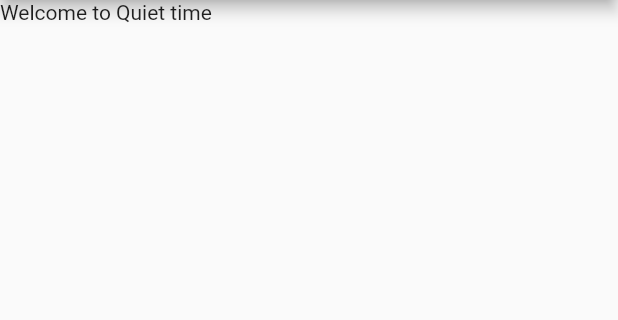
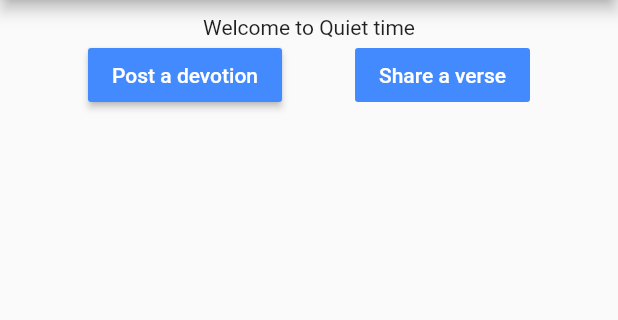
Before and after one commit to MyFlutterProjects/sight, a Flutter app: the HomePage screen opened directly, on a phone screen of 412 x 824 dp, the part 84-404 px from its top. Run offline on Flutter 3.47's test engine with Material 2 defaults, Android fonts, the phone set to English and light mode, and no system bars; our stand-ins replace equatable, flutter_bloc.

Commit message:
quiet timee working well

```diff
--- a/lib/bloc/authBloc.dart
+++ b/lib/bloc/authBloc.dart
@@ -1,7 +1,7 @@
 import 'package:equatable/equatable.dart';
 import 'package:flutter_bloc/flutter_bloc.dart';
+import 'package:kabali/models/authModel.dart';
 import 'package:kabali/repository/authRepo.dart';
-import 'package:kabali/repository/models/authModel.dart';
 
 class AuthEvent extends Equatable {
   @override
@@ -58,7 +58,6 @@ class AuthBloc extends Bloc<AuthEvent, AuthState> {
 
        try {
          Auth authResponse= await authRepo.authenticate(event._username, event._password);
-         print('bloc');
          yield AuthIsLoaded(authResponse);
 
        } catch(e) {
--- a/lib/main.dart
+++ b/lib/main.dart
@@ -21,7 +21,8 @@ class MyApp extends StatelessWidget {
         resizeToAvoidBottomInset: false,
 
         body: BlocProvider(
-            create: (context) => AuthBloc(authRepo), child: LoginPage()),
+            create: (context) => AuthBloc(authRepo),
+             child: LoginPage()),
       ),
     );
   }
@@ -39,10 +40,7 @@ class LoginPage extends StatelessWidget {
         } else if(state is AuthIsLoading)
           return Center(child: CircularProgressIndicator(),);
           else if (state is AuthIsLoaded){
-            print('Authenticated');
-
           return  HomePage();
-
           }
           return Center(child: Text('Error'),);
       },
--- /dev/null
+++ b/lib/models/devotionModel.dart
@@ -0,0 +1,19 @@
+class Devotion {
+  final String id;
+  final String title;
+  final String body;
+  final String dateCreated;
+
+  Devotion(this.id, this.title, this.body, this.dateCreated);
+
+  factory Devotion.fromJson(Map<String, dynamic> json) {
+    return Devotion(
+      json['id'],
+      json['title'],
+      json['body'],
+      json['dateCreated']
+    );
+  }
+
+
+}
--- a/lib/repository/authRepo.dart
+++ b/lib/repository/authRepo.dart
@@ -1,7 +1,8 @@
-import 'models/authModel.dart';
+
 import 'package:http/http.dart' as http;
 import 'dart:async';
 import 'dart:convert';
+import 'package:kabali/models/authModel.dart';
 
 class AuthRepo {
   Future<Auth> authenticate(String username, String password) async {
@@ -11,6 +12,7 @@ class AuthRepo {
       headers: <String, String> {
         'Content-Type': 'application/json; charset=UTF-8'
       },
+
       body: jsonEncode(<String, String> {
         'username': username,
         'password': password
--- /dev/null
+++ b/lib/repository/devotionRepo.dart
@@ -0,0 +1,23 @@
+import 'dart:convert';
+
+import 'package:http/http.dart' as http;
+import 'package:kabali/models/devotionModel.dart';
+
+class DevotionRepo {
+
+  Future<Devotion> fetchDevotions() async {
+    final result = await http.Client().get(
+       'https://quiet-time-backend.herokuapp.com/api/devotion',
+    );
+
+    print(result.body);
+    if (result.statusCode != 200 )
+        throw Exception();
+    print(result.body);
+    var response = json.decode(result.body);
+    print(response);
+
+    return Devotion.fromJson(response);
+
+  }
+}
--- a/lib/views/homePage.dart
+++ b/lib/views/homePage.dart
@@ -1,4 +1,5 @@
 import 'package:flutter/material.dart';
+import 'package:kabali/views/postDevotion.dart';
 
 class HomePage extends StatelessWidget {
   @override
@@ -8,7 +9,41 @@ class HomePage extends StatelessWidget {
       appBar: AppBar(title: Text('Sight'),),
       // backgroundColor: Colors.teal,
       body: Column(children: <Widget>[
-        Container(child: Text('Welcome to Quiet time'),),
+        Container(
+          padding: EdgeInsets.fromLTRB(10, 10, 10, 10),
+          child: Column(
+            mainAxisAlignment: MainAxisAlignment.center,
+            crossAxisAlignment: CrossAxisAlignment.center,
+            children: <Widget>[
+              Text('Welcome to Quiet time'),
+              Row(
+                mainAxisAlignment: MainAxisAlignment.spaceEvenly,
+                children: <Widget>[
+                Column(children: <Widget>[
+                  RaisedButton(
+
+                    child: Text('Post a devotion',
+                    style: TextStyle(color: Colors.white),),
+                    onPressed: (){},
+                    color: Colors.blueAccent,
+                  )
+                ],),
+                Column(children: <Widget>[
+                  FlatButton(
+                    child: Text('Share a verse',
+                    style: TextStyle(color:Colors.white),),
+                    onPressed: (){
+                      Navigator.push(context,
+                       MaterialPageRoute(builder: (context) => PostDevotion()),
+                      );
+                    },
+                    color: Colors.blueAccent,
+
+                  )
+                ],)
+              ],)
+            ],
+          ),),
       ],),
 
     );
--- a/pubspec.yaml
+++ b/pubspec.yaml
@@ -24,7 +24,7 @@ dependencies:
   # Use with the CupertinoIcons class for iOS style icons.
   cupertino_icons: ^0.1.2
   flutter_bloc: ^3.2.0
-  equatable: ^1.1.1
+  equatable: ^1.1.0
   http: ^0.12.0+4
 
 dev_dependencies:
```
Also changed, not shown: lib/views/postDevotion.dart (added, +45 -0 lines), lib/bloc/devotionBloc.dart (added), lib/models/authModel.dart (renamed from lib/repository/models/authModel.dart).
